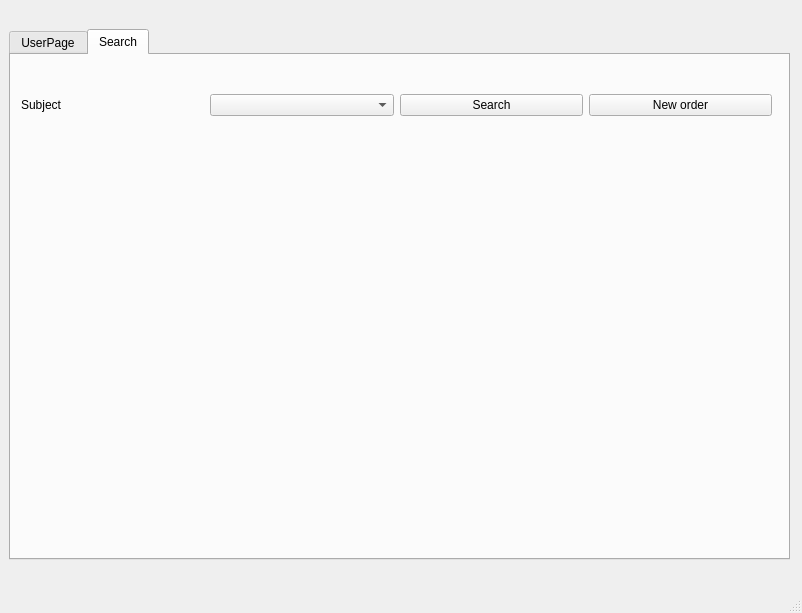
This is mainWindow.ui in mikhail-7975/SearchTeacher as Qt 5 draws it before an edit. The edited form follows.
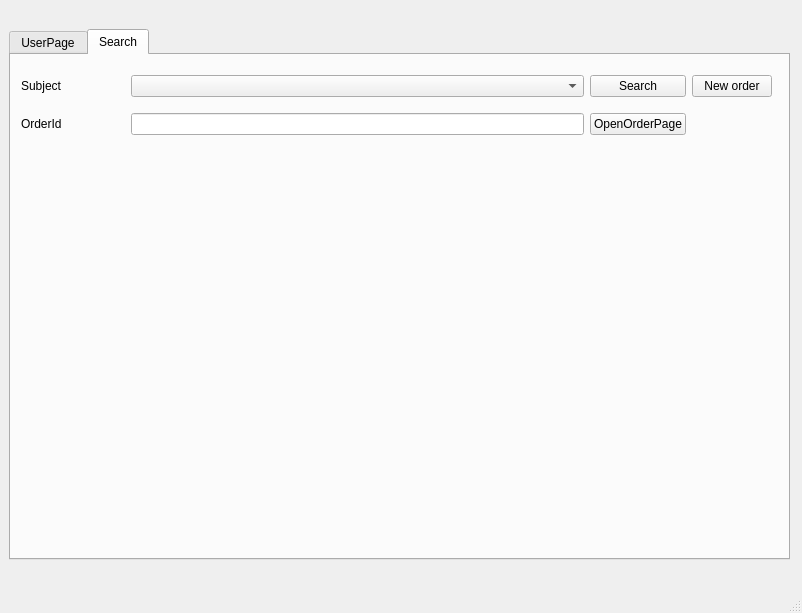
This is the edited form.

Patch:
```diff
--- a/mainWindow.ui
+++ b/mainWindow.ui
@@ -176,6 +176,13 @@
             </property>
            </widget>
           </item>
+          <item row="0" column="3">
+           <widget class="QPushButton" name="newOrederPushButton">
+            <property name="text">
+             <string>New order</string>
+            </property>
+           </widget>
+          </item>
           <item row="0" column="1">
            <widget class="QComboBox" name="SetSubjectcomboBox"/>
           </item>
@@ -186,10 +193,24 @@
             </property>
            </widget>
           </item>
-          <item row="0" column="3">
-           <widget class="QPushButton" name="newOrederPushButton">
+          <item row="1" column="0">
+           <widget class="QLabel" name="orderOdlabel">
             <property name="text">
-             <string>New order</string>
+             <string>OrderId                   </string>
+            </property>
+           </widget>
+          </item>
+          <item row="1" column="2">
+           <widget class="QPushButton" name="openOrderPushButton">
+            <property name="text">
+             <string>OpenOrderPage</string>
+            </property>
+           </widget>
+          </item>
+          <item row="1" column="1">
+           <widget class="QLineEdit" name="orderIdLineEdit">
+            <property name="maxLength">
+             <number>200</number>
             </property>
            </widget>
           </item>
```
